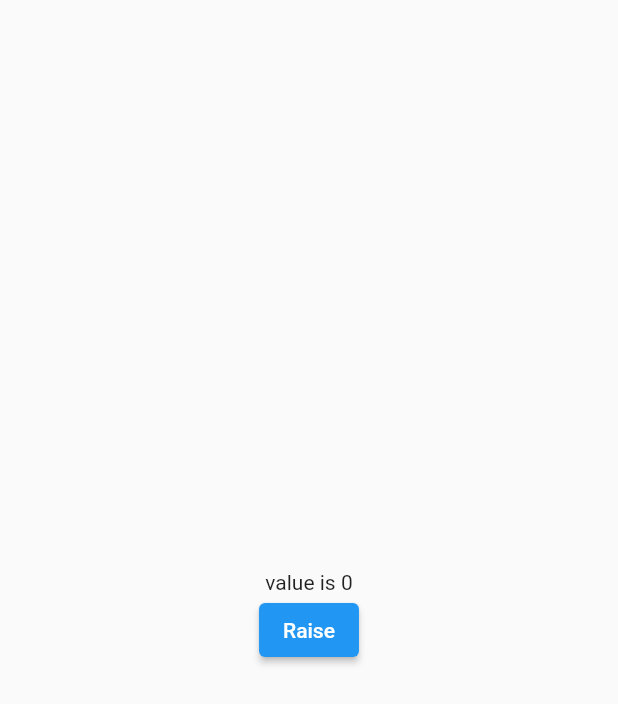
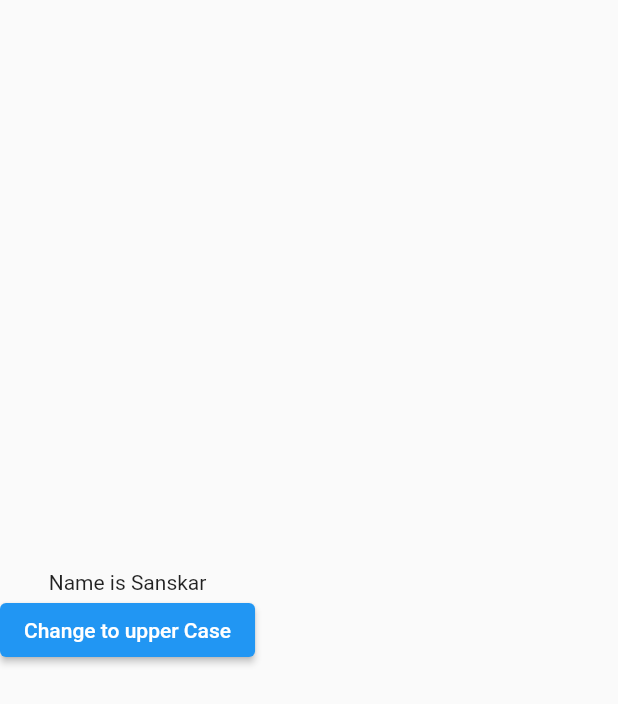
Before and after one commit to SanskarModi22/Flutter_GetX, a Flutter app: the screen it shows after launch, on a phone screen of 412 x 824 dp. Shown: the top 704 px of the screen. Run offline on Flutter 3.47's test engine with Material 2 defaults, Android fonts, the phone set to English and light mode, and no system bars; our stand-ins replace get.

Commit message:
Added state management using custom class

```diff
--- /dev/null
+++ b/lib/Home/student.dart
@@ -0,0 +1,6 @@
+class Student {
+  String? name;
+  int? age;
+
+  Student({this.name, this.age});
+}
--- a/lib/main.dart
+++ b/lib/main.dart
@@ -4,6 +4,7 @@ import 'package:flutter_getx/reactive_state_manager.dart';
 import 'package:flutter_getx/route_named.dart';
 import 'package:flutter_getx/route_nav_unnamed_route.dart';
 import 'package:flutter_getx/snackbar.dart';
+import 'package:flutter_getx/state_management_custom_class.dart';
 import 'package:get/get.dart';
 
 import 'bottom_sheet_dynamic_theme.dart';
@@ -26,7 +27,7 @@ class MyApp extends StatelessWidget {
       ),
       initialRoute: '/',
       defaultTransition: Transition.zoom,
-      home: RxState(),
+      home: StateManagement(),
       getPages: [
         GetPage(name: '/', page: () => MyApp()),
         GetPage(name: '/home', page: () => HomeScreen()),
--- /dev/null
+++ b/lib/state_management_custom_class.dart
@@ -0,0 +1,30 @@
+import 'package:flutter/material.dart';
+import 'package:flutter_getx/Home/student.dart';
+import 'package:get/get.dart';
+
+// ignore: must_be_immutable
+class StateManagement extends StatelessWidget {
+  StateManagement({Key? key}) : super(key: key);
+
+  var student =
+      Student(name: "Sanskar", age: 19).obs; //Created an object of the class
+  @override
+  Widget build(BuildContext context) {
+    return Scaffold(
+      body: Column(
+        mainAxisAlignment: MainAxisAlignment.center,
+        children: [
+          Obx(() => Text("Name is ${student.value.name}")),
+          ElevatedButton(
+            onPressed: () {
+              student.update((student) {
+                student!.name = student.name.toString().toUpperCase();
+              });
+            },
+            child: Text("Change to upper Case"),
+          )
+        ],
+      ),
+    );
+  }
+}
```
